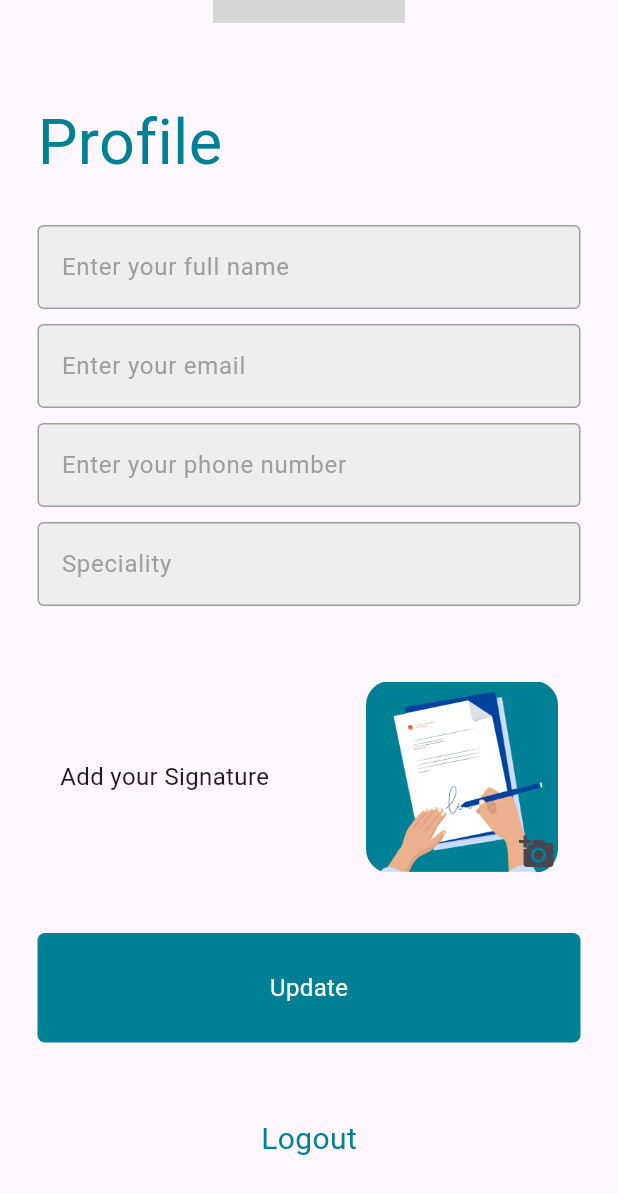
After one commit to kodeinnovate/kode_rx, a Flutter app: the Profile screen opened directly, scrolled down 163 dp, after a tap on the "add a photo" icon, on a phone screen of 412 x 824 dp. The commit adds this screen. Shown: the top 1194 px of the screen. Run offline on Flutter 3.47's test engine with Material 3 defaults, Android fonts, the phone set to English and light mode, and no system bars; our stand-ins replace cloud_firestore, firebase_auth, firebase_core, firebase_storage, flutter_otp_text_field, get and 3 more; missing offline and left inert: firebase_app_check; accounts and stored records are empty; network calls fail; grey boxes are pictures that could not be loaded.

Commit message:
*UI & bug fixes

```diff
--- a/lib/login.dart
+++ b/lib/login.dart
@@ -43,7 +43,7 @@ class LoginScreen extends StatelessWidget {
                           alignment: Alignment.centerLeft,
                           child: Padding(
                             padding: EdgeInsets.only(left: 10.0),
-                            child: Text('NEORx',
+                            child: Text('KodeRX',
                                 style: TextStyle(
                                     fontSize: 44.0, color: Colors.white)),
                           ),
--- /dev/null
+++ b/lib/profile.dart
@@ -0,0 +1,254 @@
+import 'dart:typed_data';
+
+import 'package:firebase_storage/firebase_storage.dart' as firebase_storage;
+import 'package:flutter/material.dart';
+import 'package:get/get.dart';
+import 'package:image_picker/image_picker.dart';
+import 'package:kode_rx/Components/custom_button.dart';
+import 'package:kode_rx/Components/custom_textfield.dart';
+import 'package:kode_rx/Controllers/user_repo.dart';
+import 'package:kode_rx/Controllers/utils.dart';
+import 'package:kode_rx/app_colors.dart';
+import 'package:kode_rx/database/database_fetch.dart';
+import 'package:kode_rx/home.dart';
+import 'package:kode_rx/otp_screen.dart';
+import 'package:kode_rx/data_state_store.dart';
+import 'Controllers/authentication_repo.dart';
+
+enum AuthOperation { signUp, signIn }
+
+class Profile extends StatelessWidget {
+  Profile({super.key});
+  static Profile get instance => Get.find();
+  UserController userController = Get.put(UserController());
+  final userRepository = Get.put(UserRepo());
+  final usernameController = TextEditingController();
+  final emailController = TextEditingController();
+  final phoneNumberController =
+  TextEditingController(text: loginPhoneNumber.value);
+  Uint8List? _profileImage;
+  final specialtyController = TextEditingController();
+
+  void selectImage() async {
+    Uint8List img = await pickImage(ImageSource.gallery);
+    // Set the image URL in your model
+    _profileImage = img;
+    // Generate a unique filename for the image
+    String fileName = DateTime.now().millisecondsSinceEpoch.toString();
+
+    // Reference to the Firebase Storage bucket
+    firebase_storage.Reference reference = firebase_storage
+        .FirebaseStorage.instance
+        .ref('profile_images/$fileName.jpg');
+
+    // Upload the image to Firebase Storage
+    await reference.putData(img);
+
+    // Get the download URL for the uploaded image
+    String imageUrl = await reference.getDownloadURL();
+
+    userController.userProfileImageUrl.value = imageUrl;
+    Get.find<UserController>().update();
+    // Get.update();
+  }
+
+  @override
+  Widget build(BuildContext context) {
+    return Scaffold(
+      body: SingleChildScrollView(
+        child: SafeArea(
+          child: Center(
+            child: Column(
+              mainAxisAlignment: MainAxisAlignment.center,
+              children: [
+                const SizedBox(
+                  height: 50,
+                ),
+                // const Icon(
+                //   Icons.cloud_outlined,
+                //   size: 100,
+                //   color: AppColors.customBackground,
+                // ),
+
+                GetBuilder<UserController>(
+                  builder: (_) {
+                    return Stack(
+                      children: [
+                        _profileImage != null
+                            ? CircleAvatar(
+                          radius: 64,
+                          backgroundImage: MemoryImage(_profileImage!),
+                        )
+                            : const CircleAvatar(
+                          radius: 64,
+                          backgroundImage: NetworkImage(
+                              'https://cdn-icons-png.flaticon.com/128/8815/8815112.png'),
+                        ),
+                        Positioned(
+                          bottom: -10,
+                          right: -10,
+                          child: IconButton(
+                            icon: const Icon(Icons.add_a_photo),
+                            onPressed: selectImage,
+                          ),
+                        ),
+                      ],
+                    );
+                  },
+                ),
+
+                // Stack(
+                //   children: [
+                //     _profileImage != null ? CircleAvatar(
+                //       radius: 64,
+                //       backgroundImage: MemoryImage(
+                //           _profileImage!),
+                //     ) :
+                //     const CircleAvatar(
+                //       radius: 64,
+                //       backgroundImage: NetworkImage(
+                //           'https://cdn-icons-png.flaticon.com/512/1053/1053244.png'),
+                //     ),
+                //     Positioned(
+                //       bottom: -10,
+                //       right: -10,
+                //       child: IconButton(
+                //         icon: const Icon(Icons.add_a_photo),
+                //         onPressed: selectImage,
+                //       ),
+                //     )
+                //   ],
+                // ),
+                const SizedBox(
+                  height: 50,
+                ),
+                const Padding(
+                  padding: const EdgeInsets.symmetric(horizontal: 25.0),
+                  child: Row(
+                    mainAxisAlignment: MainAxisAlignment.start,
+                    children: [
+                      Text(
+                        "Profile",
+                        style: TextStyle(
+                            fontSize: 42, color: AppColors.customBackground),
+                      ),
+                    ],
+                  ),
+                ),
+                const SizedBox(
+                  height: 25,
+                ),
+                CustomTextfield(
+                  controller: usernameController,
+                  hintText: 'Enter your full name',
+                  obsecureText: false,
+                  keyboardType: TextInputType.name,
+                ),
+                const SizedBox(
+                  height: 10,
+                ),
+                CustomTextfield(
+                  controller: emailController,
+                  hintText: 'Enter your email',
+                  obsecureText: false,
+                  keyboardType: TextInputType.emailAddress,
+                ),
+                const SizedBox(
+                  height: 10,
+                ),
+                CustomTextfield(
+                  controller: phoneNumberController,
+                  hintText: 'Enter your phone number',
+                  obsecureText: false,
+                  keyboardType: TextInputType.phone,
+                ),
+                const SizedBox(
+                  height: 10,
+                ),
+                CustomTextfield(
+                    controller: specialtyController,
+                    hintText: 'Speciality',
+                    obsecureText: false,
+                    keyboardType: TextInputType.text),
+                const SizedBox(
+                  height: 10,
+                ),
+                Padding(
+                  padding: const EdgeInsets.all(40.0),
+                  child: Row(
+                    children: [
+                      Expanded(child:const Text('Add your Signature',
+                        style: TextStyle(
+                          fontSize: 16,
+                        ),
+                      )),
+            GetBuilder<UserController>(
+              builder: (_) {
+                return Stack(
+                  children: [
+                    ClipRRect(
+                      borderRadius: BorderRadius.circular(16), // Adjust the radius as needed
+                      child: Container(
+                        width: 128, // Set the desired width for the square image
+                        height: 128, // Set the desired height for the square image
+                        child: _profileImage != null
+                            ? Image.memory(_profileImage!, fit: BoxFit.cover)
+                            : Image(
+                image: AssetImage("assets/images/ic_signature.png"),
+                width:  50.0 ,
+                height:  50.0,
+                ),
+                        ),
+                      ),
+                    Positioned(
+                      bottom: -10,
+                      right: -10,
+                      child: IconButton(
+                        icon: const Icon(Icons.add_a_photo),
+                        onPressed: selectImage,
+                      ),
+                    ),
+                  ],
+                );
+              },
+            )
+
+            ],
+                  ),
+                ),
+                CustomButtom(
+                  buttonText: 'Update',
+                  onTap: updateUser,
+                ),
+                const SizedBox(
+                  height: 50,
+                ),
+                const Center(
+                  child: Text(
+                    'Logout',
+                    style: TextStyle(
+                        color: AppColors.customBackground, fontSize: 20),
+                  ),
+                ),
+                const SizedBox(
+                  height: 50,
+                ),
+
+              ],
+            ),
+          ),
+        ),
+      ),
+    );
+  }
+
+//Authentication Function, the data
+  updateUser() {
+    //
+  }
+
+  Future<void> dataStore(UserModel user) async {
+    await userRepository.createUser(user);
+  }
+
+}
--- a/pubspec.yaml
+++ b/pubspec.yaml
@@ -85,6 +85,8 @@ flutter:
     - assets/images/OTP_image.png
     - assets/images/ic_rx.png
     - assets/images/ic_rx_history.png
+    - assets/images/ic_signature.png
+    - assets/images/ic_home_bg.png
 
   # An image asset can refer to one or more resolution-specific "variants", see
   # https://flutter.dev/assets-and-images/#resolution-aware
```
Also changed, not shown: lib/home.dart (+105 -91 lines), lib/main.dart (+5 -3 lines), lib/select_medicenes.dart (+16 -5 lines), assets/images/ic_home_bg.png (added), assets/images/ic_signature.png (added), 1 other file.
